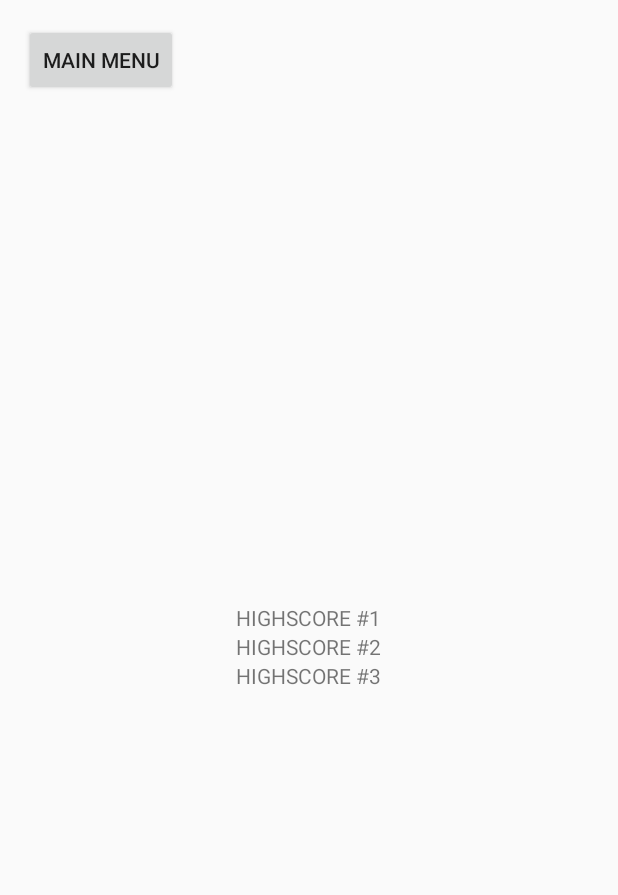
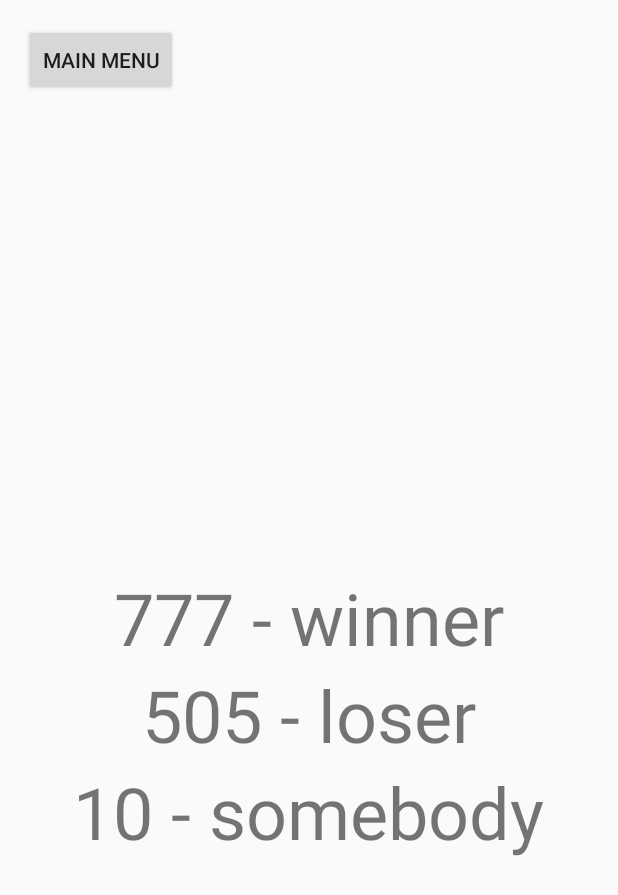
Before and after one commit to henryh1570/Memory-Cards, an Android app: the HighscoreActivity screen opened directly, with no data from a screen before it, on a phone screen of 412 x 824 dp. Shown: the top 895 px of the screen. Run offline under Robolectric (Android 15) with nearby library versions, the phone set to English and light mode, and no system bars.

Commit message:
highscore loading done

```diff
--- /dev/null
+++ b/app/src/main/assets/highscores.txt
@@ -0,0 +1,3 @@
+505:loser
+777:winner
+10:somebody
--- a/app/src/main/java/holay/team/memorycards/HighscoreActivity.java
+++ b/app/src/main/java/holay/team/memorycards/HighscoreActivity.java
@@ -2,18 +2,36 @@ package holay.team.memorycards;
 
 import android.content.Context;
 import android.content.Intent;
+import android.content.res.AssetFileDescriptor;
+import android.content.res.AssetManager;
 import android.os.Bundle;
 import android.support.v7.app.AppCompatActivity;
+import android.util.Log;
 import android.view.View;
 import android.widget.Button;
 import android.widget.TextView;
 
+import java.io.BufferedInputStream;
+import java.io.BufferedReader;
+import java.io.File;
+import java.io.FileInputStream;
+import java.io.FileReader;
+import java.io.IOException;
+import java.io.InputStream;
+import java.io.InputStreamReader;
+import java.lang.reflect.Array;
+import java.net.URL;
+import java.util.Arrays;
+import java.util.Collections;
+
 public class HighscoreActivity extends AppCompatActivity {
 
+    private Context context;
     private TextView highscore1;
     private TextView highscore2;
     private TextView highscore3;
     private Button debugButton;
+
 
     @Override
     protected void onCreate(Bundle savedInstanceState) {
@@ -26,6 +44,8 @@ public class HighscoreActivity extends AppCompatActivity {
         highscore3 = (TextView) findViewById(R.id.high3);
         debugButton = (Button) findViewById(R.id.debugButton);
 
+        loadScores();
+
         debugButton.setOnClickListener(new View.OnClickListener() {
             @ Override
             public void onClick(View v) {
@@ -36,6 +56,35 @@ public class HighscoreActivity extends AppCompatActivity {
 
     }
 
+    private void loadScores() {
+        try {
+            // Open up the resource file.
+            InputStream is = getAssets().open("highscores.txt");
+            BufferedReader br = new BufferedReader(new InputStreamReader(is));
+
+            // Iterate through the file and try to get the three top scores
+            String[] scores = {"000 - N/A","000 - N/A","000 - N/A"};
+            String next = br.readLine();
+            int i = 0;
+            while (next != null && scores[2].equals("000 - N/A")) {
+                String[] parts = next.split(":");
+                // Check to see if the line read was valid.
+                if (parts.length == 2 && Integer.parseInt(parts[0]) > -1) {
+                    scores[i++] = parts[0] + " - " + parts[1];
+                }
+                next = br.readLine();
+            }
+            //Sort and set the scores as new text on screen
+            Arrays.sort(scores, Collections.reverseOrder());
+            highscore1.setText(scores[0]);
+            highscore2.setText(scores[1]);
+            highscore3.setText(scores[2]);
+
+        } catch (Exception e) {
+            e.printStackTrace();
+        }
+    }
+
     /*
  *  Method accepts a activity where it is coming from and sends them to this activity
  */
--- a/app/src/main/res/layout/activity_highscore.xml
+++ b/app/src/main/res/layout/activity_highscore.xml
@@ -21,7 +21,8 @@
             android:layout_centerInParent="true"
             android:layout_width="wrap_content"
             android:layout_height="wrap_content"
-            android:text="HIGHSCORE #1"
+            android:text="000 - N/A"
+            android:textSize="48dp"
             android:textAlignment="center"
             android:gravity="center"/>
         <TextView
@@ -30,7 +31,8 @@
             android:id="@+id/high2"
             android:layout_width="wrap_content"
             android:layout_height="wrap_content"
-            android:text="HIGHSCORE #2"
+            android:text="000 - N/A"
+            android:textSize="48dp"
             android:textAlignment="center"
             android:gravity="center"/>
         <TextView
@@ -39,7 +41,8 @@
             android:id="@+id/high3"
             android:layout_width="wrap_content"
             android:layout_height="wrap_content"
-            android:text="HIGHSCORE #3"
+            android:text="000 - N/A"
+            android:textSize="48dp"
             android:textAlignment="center"
             android:gravity="center"/>
 
```
Also changed, not shown: 2 other files.
